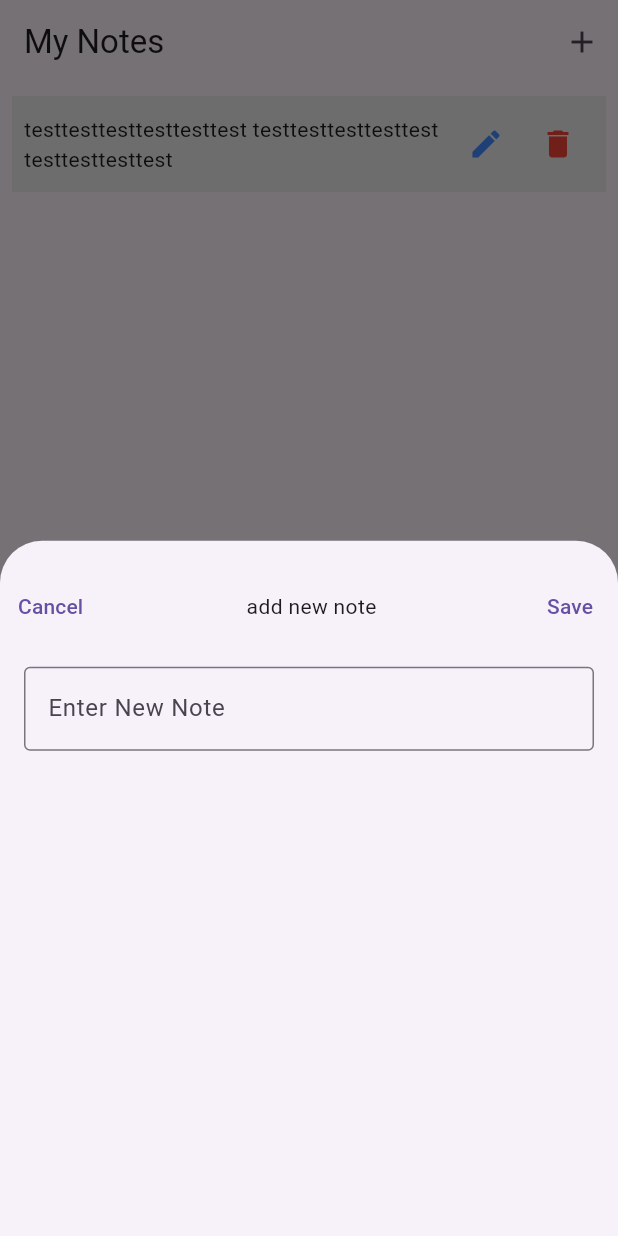
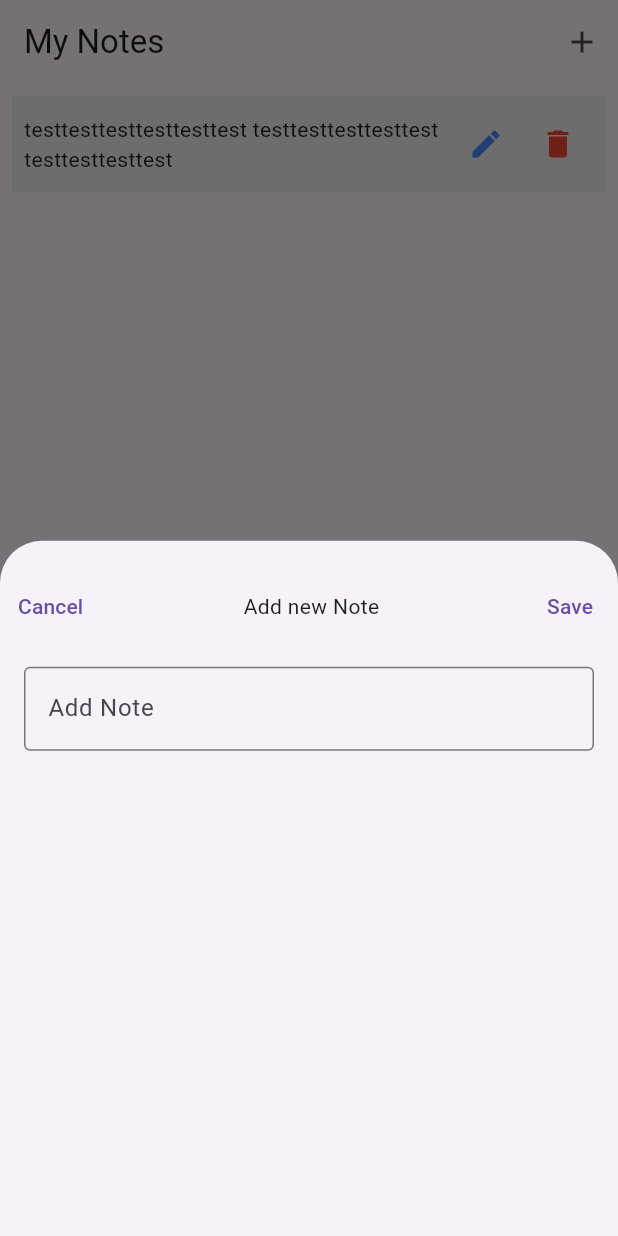
Before and after one commit to aboud-masoud/xnote, a Flutter app: the screen it shows after launch, after a tap on the "add" icon, on a phone screen of 412 x 824 dp. Run offline on Flutter 3.47's test engine with Material 3 defaults, Android fonts, the phone set to English and light mode, and no system bars.

Commit message:
handle init

```diff
--- a/lib/home_screen.dart
+++ b/lib/home_screen.dart
@@ -19,13 +19,11 @@ class _HomeScreenState extends State<HomeScreen> {
           IconButton(
             icon: const Icon(Icons.add),
             onPressed: () {
-              showButtomSheet(
-                  context: context,
-                  callback: (value) {
-                    print(value);
-                    notesList.add(value);
-                    setState(() {});
-                  });
+              addEditItemBottomSheet(callback: (value) {
+                print(value);
+                notesList.add(value);
+                setState(() {});
+              });
             },
           )
         ],
@@ -43,7 +41,14 @@ class _HomeScreenState extends State<HomeScreen> {
                     children: [
                       Expanded(child: Text(notesList[index])),
                       IconButton(
-                          onPressed: () {},
+                          onPressed: () {
+                            addEditItemBottomSheet(
+                                initialValue: notesList[index],
+                                callback: (val) {
+                                  notesList[index] = val;
+                                  setState(() {});
+                                });
+                          },
                           icon: const Icon(
                             Icons.edit,
                             color: Colors.blueAccent,
@@ -70,12 +75,16 @@ class _HomeScreenState extends State<HomeScreen> {
     setState(() {});
   }
 
-  void showButtomSheet({required BuildContext context, required Function(String) callback}) {
+  void addEditItemBottomSheet({String? initialValue, required Function(String) callback}) {
     TextEditingController noteController = TextEditingController();
+
+    if (initialValue != null) {
+      //ma3nahaa edit
+      noteController.text = initialValue;
+    }
 
     showModalBottomSheet(
         context: context,
-        // isScrollControlled: true,
         builder: (BuildContext context) {
           return Column(
             children: [
@@ -87,9 +96,9 @@ class _HomeScreenState extends State<HomeScreen> {
                         Navigator.of(context).pop();
                       },
                       child: const Text("Cancel")),
-                  const Expanded(
+                  Expanded(
                       child: Text(
-                    "add new note",
+                    initialValue != null ? "Edit note" : "Add new Note",
                     textAlign: TextAlign.center,
                   )),
                   TextButton(
@@ -104,7 +113,8 @@ class _HomeScreenState extends State<HomeScreen> {
                 padding: const EdgeInsets.all(16),
                 child: TextField(
                   controller: noteController,
-                  decoration: const InputDecoration(hintText: "Enter New Note", border: OutlineInputBorder()),
+                  decoration: InputDecoration(
+                      hintText: initialValue != null ? "Edit Note" : "Add Note", border: const OutlineInputBorder()),
                 ),
               )
             ],
```
